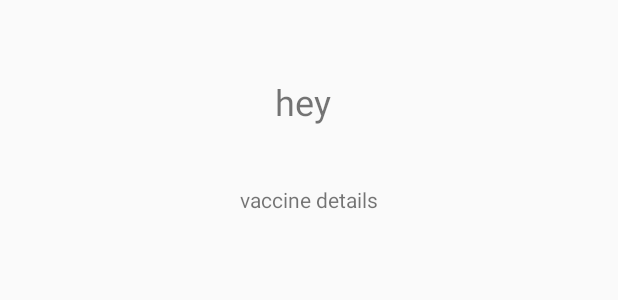
After one commit to lsscecilia/AAVax, an Android app: the layout fragement_vaccine_detail.xml on its own in the app's theme, with its tools: preview values and no code run, on a phone screen of 412 x 824 dp. The commit adds this screen. Shown: the top 300 px of the screen. Run offline under Robolectric (Android 15) with nearby library versions, the phone set to English and light mode, and no system bars.

Commit message:
reminder, vaccine detail added

```diff
--- a/app/src/main/java/com/example/aavax/ui/MainActivity.java
+++ b/app/src/main/java/com/example/aavax/ui/MainActivity.java
@@ -12,6 +12,7 @@ import androidx.fragment.app.FragmentTransaction;
 
 import com.example.aavax.R;
 import com.example.aavax.ui.homepage.HomePageFragment;
+import com.example.aavax.ui.reminder.RemindersPageFragment;
 import com.google.android.material.bottomnavigation.BottomNavigationView;
 
 import org.greenrobot.eventbus.EventBus;
--- /dev/null
+++ b/app/src/main/res/layout/fragement_vaccine_detail.xml
@@ -0,0 +1,33 @@
+<?xml version="1.0" encoding="utf-8"?>
+<androidx.constraintlayout.widget.ConstraintLayout xmlns:android="http://schemas.android.com/apk/res/android"
+    xmlns:tools="http://schemas.android.com/tools"
+    android:layout_width="match_parent"
+    android:layout_height="match_parent"
+    xmlns:app="http://schemas.android.com/apk/res-auto"
+    android:orientation="vertical">
+
+    <TextView
+        android:id="@+id/vaccineName3"
+        android:layout_width="wrap_content"
+        android:layout_height="wrap_content"
+        android:text="hey "
+        android:textSize="24sp"
+        app:layout_constraintBottom_toBottomOf="parent"
+        app:layout_constraintEnd_toEndOf="parent"
+        app:layout_constraintHorizontal_bias="0.498"
+        app:layout_constraintStart_toStartOf="parent"
+        app:layout_constraintTop_toTopOf="parent"
+        app:layout_constraintVertical_bias="0.065" />
+
+    <TextView
+        android:id="@+id/vacccineDetailText"
+        android:layout_width="wrap_content"
+        android:layout_height="wrap_content"
+        android:text="vaccine details"
+        app:layout_constraintBottom_toBottomOf="parent"
+        app:layout_constraintEnd_toEndOf="parent"
+        app:layout_constraintStart_toStartOf="parent"
+        app:layout_constraintTop_toBottomOf="@+id/vaccineName3"
+        app:layout_constraintVertical_bias="0.055" />
+
+</androidx.constraintlayout.widget.ConstraintLayout>
```
Also changed, not shown: app/src/main/java/com/example/aavax/ui/FirebaseManager.java (+28 -0 lines), app/src/main/java/com/example/aavax/ui/RemindersPageFragment.java (deleted, +0 -41 lines), app/src/main/java/com/example/aavax/ui/homepage/MyVaccInfoFragment.java (+15 -0 lines), app/src/main/java/com/example/aavax/ui/homepage/VaccineDetailFragment.java (added, +62 -0 lines), app/src/main/java/com/example/aavax/ui/reminder/ReminderAdapter.java (added, +48 -0 lines), app/src/main/java/com/example/aavax/ui/reminder/ReminderHolder.java (added, +52 -0 lines), app/src/main/java/com/example/aavax/ui/reminder/RemindersPageFragment.java (added, +83 -0 lines), app/src/main/res/layout/fragment_reminders_page.xml (+33 -18 lines), app/src/main/res/layout/reminder_row.xml (added, +34 -0 lines).
